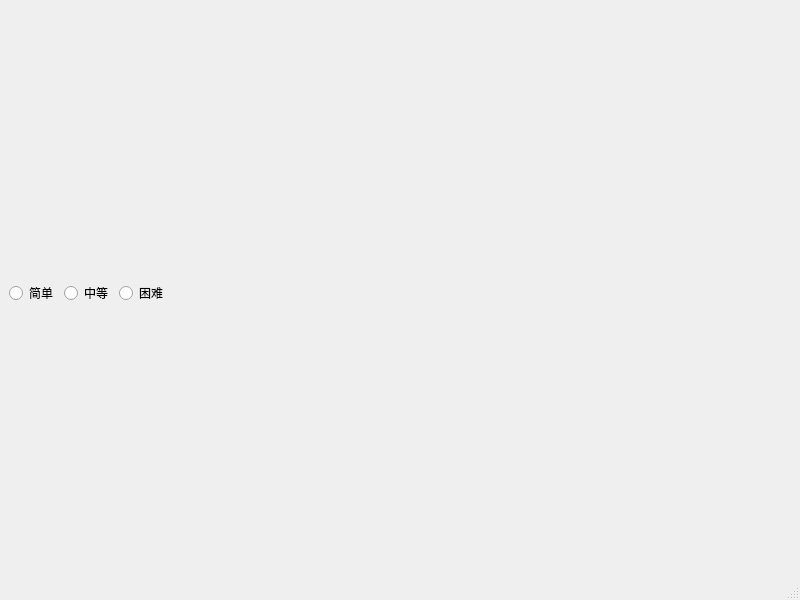
Above: src/minesweeper_ui.ui from Neo-513/project-qt before the change. Below: the same form after it.
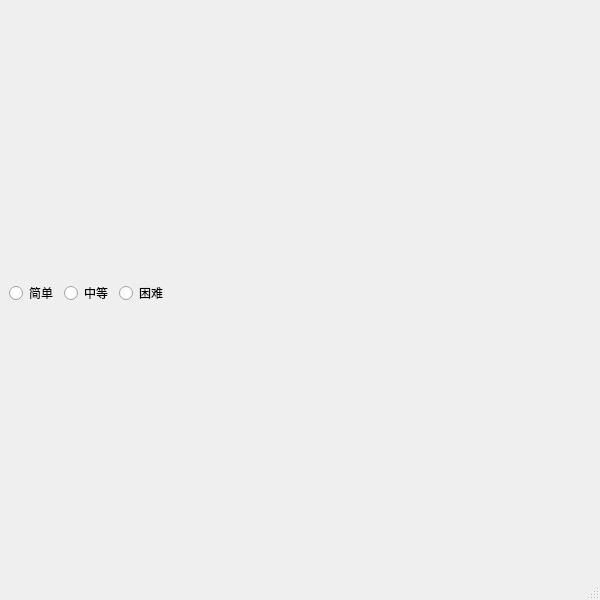
That is the form after the change.

What changed in the file:
```diff
--- a/src/minesweeper_ui.ui
+++ b/src/minesweeper_ui.ui
@@ -6,16 +6,10 @@
    <rect>
     <x>0</x>
     <y>0</y>
-    <width>800</width>
+    <width>600</width>
     <height>600</height>
    </rect>
   </property>
-  <property name="sizePolicy">
-   <sizepolicy hsizetype="Minimum" vsizetype="Minimum">
-    <horstretch>0</horstretch>
-    <verstretch>0</verstretch>
-   </sizepolicy>
-  </property>
   <property name="windowTitle">
    <string>扫雷</string>
   </property>
```
